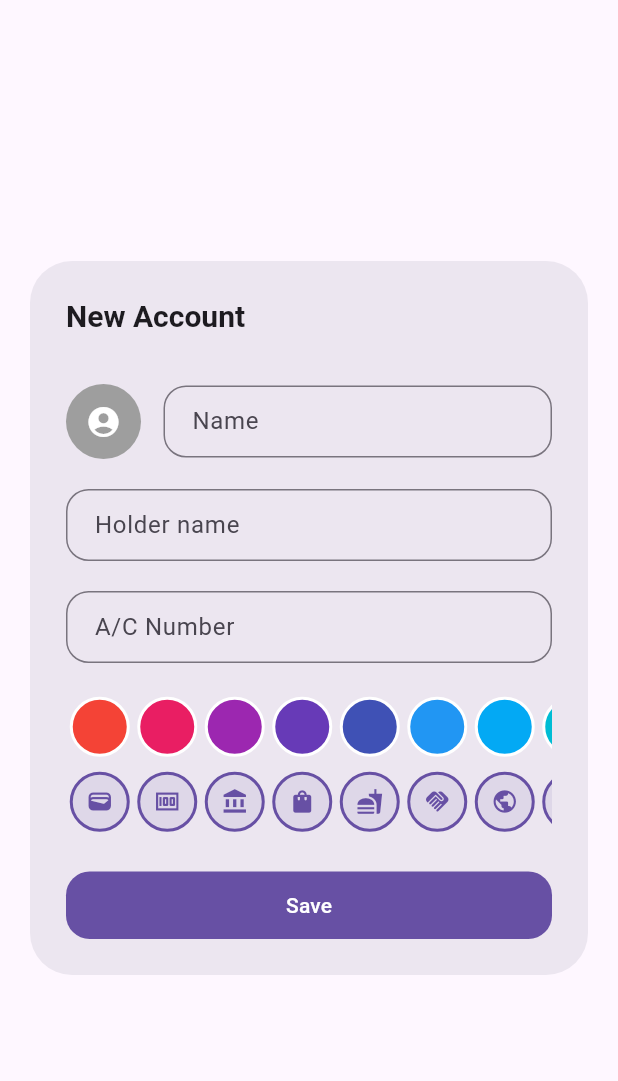
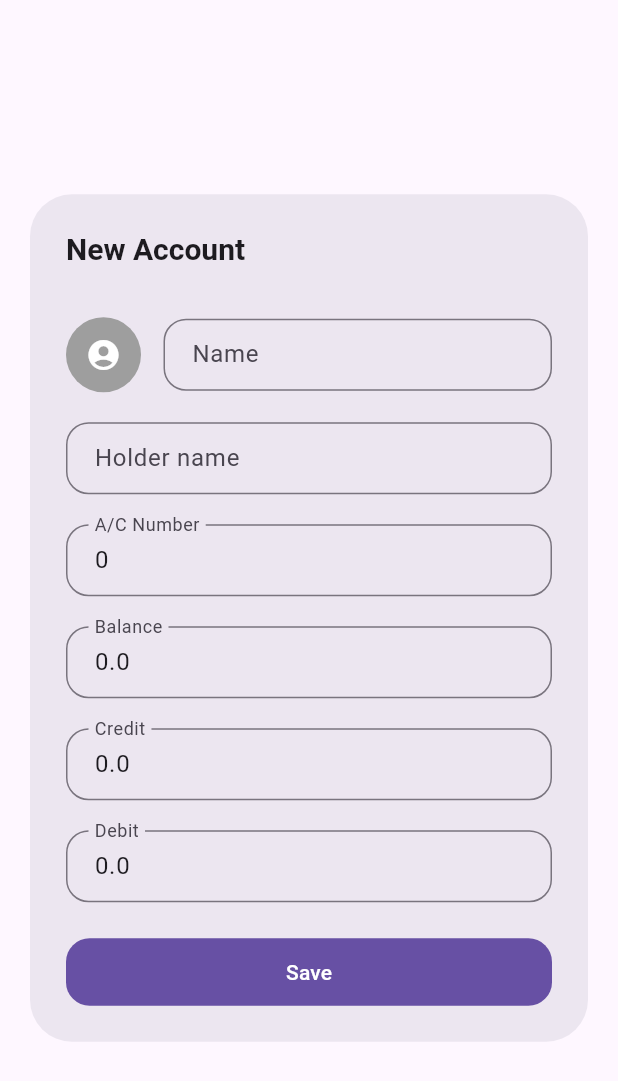
Before and after one commit to mdzh10/FinBot-AI-Powered-Chatbot-For-Personal-Finance-Management, a Flutter app: the AccountForm widget shown alone on an empty page, opened directly, on a phone screen of 412 x 824 dp. Shown: the top 1081 px of the screen. Run offline on Flutter 3.47's test engine with Material 3 defaults, Android fonts, the phone set to English and light mode, and no system bars; our stand-ins replace flutter_bloc, material_symbols_icons, shared_preferences; missing offline and left inert: currency_picker, events_emitter; accounts and stored records are empty; network calls fail.

Commit message:
loader added in account screen

```diff
--- a/frontend/lib/authentication/Register.dart
+++ b/frontend/lib/authentication/Register.dart
@@ -34,7 +34,7 @@ class _RegisterPageState extends State<RegisterPage> {
       _message = null;
     });
 
-    const url = 'http://192.168.1.33:8000/auth/signup';
+    const url = 'http://192.168.1.34:8000/auth/signup';
 
     try {
       final response = await http.post(
--- a/frontend/lib/authentication/SignInPage.dart
+++ b/frontend/lib/authentication/SignInPage.dart
@@ -30,7 +30,7 @@ class _SigninPageState extends State<SigninPage> {
       _message = null;
     });
 
-    const url = 'http://192.168.1.33:8000/auth/login';  // Replace with your deployed API URL
+    const url = 'http://192.168.1.34:8000/auth/login';  // Replace with your deployed API URL
 
     try {
       final response = await http.post(
--- a/frontend/lib/models/Account.dart
+++ b/frontend/lib/models/Account.dart
@@ -1,19 +1,45 @@
+enum AccountType { bank, cash }
+
+extension AccountTypeExtension on AccountType {
+  static AccountType fromString(String type) {
+    switch (type) {
+      case 'bank':
+        return AccountType.bank;
+      case 'cash':
+        return AccountType.cash;
+      default:
+        throw ArgumentError('Unknown AccountType: $type');
+    }
+  }
+
+  String toJson() {
+    switch (this) {
+      case AccountType.bank:
+        return 'bank';
+      case AccountType.cash:
+        return 'cash';
+    }
+  }
+}
+
 class Account {
   int? id;
-  String name;
-  String holderName;
-  String accountNumber;
-  bool? isDefault;
+  int? userId;
+  AccountType? accountType;
+  String? bankName;
+  String? accountName;
+  int? accountNumber;
   double? balance;
   double? credit;
   double? debit;
 
   Account({
     this.id,
-    required this.name,
-    required this.holderName,
-    required this.accountNumber,
-    this.isDefault,
+    this.userId,
+    this.accountType,
+    this.bankName,
+    this.accountName,
+    this.accountNumber,
     this.credit,
     this.debit,
     this.balance,
@@ -21,10 +47,11 @@ class Account {
 
   factory Account.fromJson(Map<String, dynamic> data) => Account(
     id: data["id"],
-    name: data["name"],
-    holderName: data["holderName"] ?? "",
-    accountNumber: data["accountNumber"] ?? "",
-    isDefault: data["isDefault"] == 1 ? true : false,
+    userId: data["user_id"],
+    accountType: AccountTypeExtension.fromString(data["account_type"]),
+    bankName: data["bank_name"] ?? "",
+    accountName: data["account_name"] ?? "",
+    accountNumber: data["account_number"] ?? 0,
     credit: (data["credit"] ?? 0).toDouble(),
     debit: (data["debit"] ?? 0).toDouble(),
     balance: (data["balance"] ?? 0).toDouble(),
@@ -32,10 +59,11 @@ class Account {
 
   Map<String, dynamic> toJson() => {
     "id": id,
-    "name": name,
-    "holderName": holderName,
-    "accountNumber": accountNumber,
-    "isDefault": (isDefault ?? false) ? 1 : 0,
+    "user_id": userId,
+    "account_type": accountType?.toJson(),
+    "bank_name": bankName,
+    "account_name": accountName,
+    "account_number": accountNumber,
     "credit": credit,
     "debit": debit,
     "balance": balance,
--- a/frontend/lib/screens/home/home.screen.dart
+++ b/frontend/lib/screens/home/home.screen.dart
@@ -81,7 +81,7 @@ class _HomeScreenState extends State<HomeScreen> {
 
 
     final url = Uri.parse(
-        'http://192.168.1.33:8000/dashboard/$userId?start_date=${_range.start}&end_date=${_range.end}');
+        'http://192.168.1.34:8000/dashboard/$userId?start_date=${_range.start}&end_date=${_range.end}');
 
     try {
       final responseDashboard = await http.get(url);
@@ -97,7 +97,7 @@ class _HomeScreenState extends State<HomeScreen> {
       print('Error: $e');
     }
 
-      final String apiUrl = "http://192.168.1.33:8000/account/"+userId.toString();
+      final String apiUrl = "http://192.168.1.34:8000/account/"+userId.toString();
       final response = await http.get(
         Uri.parse(apiUrl),
         headers: {"Content-Type": "application/json"},
--- a/frontend/lib/screens/home/widgets/account_slider.dart
+++ b/frontend/lib/screens/home/widgets/account_slider.dart
@@ -71,8 +71,8 @@ class _AccountSlider extends State<AccountsSlider>{
                                   Column(
                                     crossAxisAlignment: CrossAxisAlignment.start,
                                     children: [
-                                      Text(account.holderName, style: Theme.of(context).textTheme.bodyLarge?.apply(color: Colors.white.withOpacity(1), fontWeightDelta: 2),),
-                                      Text(account.name, style: Theme.of(context).textTheme.bodySmall?.apply(color: Colors.white.withOpacity(0.5)), textAlign: TextAlign.center,),
+                                      Text(account.accountName == null ? "" : account.accountName.toString(), style: Theme.of(context).textTheme.bodyLarge?.apply(color: Colors.white.withOpacity(1), fontWeightDelta: 2),),
+                                      Text(account.bankName == null ? "" : account.bankName.toString(), style: Theme.of(context).textTheme.bodySmall?.apply(color: Colors.white.withOpacity(0.5)), textAlign: TextAlign.center,),
                                     ],
                                   ),
                                   const Expanded(child:SizedBox()),
--- a/frontend/lib/widgets/buttons/button.dart
+++ b/frontend/lib/widgets/buttons/button.dart
@@ -13,7 +13,6 @@ class AppButton extends StatelessWidget{
   final double? height;
   final double? width;
   final String? label;
-  final IconData? icon;
   final Color? color;
   final BorderRadius? borderRadius;
   final VoidCallback? onPressed;
@@ -26,7 +25,6 @@ class AppButton extends StatelessWidget{
   const AppButton({
     super.key,
     this.label,
-    this.icon,
     this.color,
     this.onPressed,
     this.onLongPress,
@@ -91,9 +89,9 @@ class AppButton extends StatelessWidget{
     double paddingStart = dimension*0.6;
     double paddingEnd = dimension*0.6;
 
-    if(icon != null){
-      paddingStart = dimension*0.5;
-    }
+    // if(icon != null){
+    //   paddingStart = dimension*0.5;
+    // }
     EdgeInsets padding = EdgeInsets.only(left: paddingStart, right: paddingEnd);
     if(width != null){
       padding = EdgeInsets.zero;
@@ -132,8 +130,8 @@ class AppButton extends StatelessWidget{
                   mainAxisAlignment: MainAxisAlignment.center,
                   crossAxisAlignment: CrossAxisAlignment.center,
                   children: [
-                    icon != null ? Icon(icon, color: typoColor, size: iconSize ?? (dimension - (dimension*(55/100))),) : const SizedBox(),
-                    icon != null && label!= null ? SizedBox(width: dimension*0.3,) : const SizedBox(),
+                    // icon != null ? Icon(icon, color: typoColor, size: iconSize ?? (dimension - (dimension*(55/100))),) : const SizedBox(),
+                    // icon != null && label!= null ? SizedBox(width: dimension*0.3,) : const SizedBox(),
                     label!= null ?Text(label??"" ,style: TextStyle(color: typoColor).merge(labelStyle),): const SizedBox()
                   ],
                 ),
--- a/frontend/lib/widgets/dialog/account_form.dialog.dart
+++ b/frontend/lib/widgets/dialog/account_form.dialog.dart
@@ -1,13 +1,10 @@
-import 'package:fintracker/dao/account_dao.dart';
-import 'package:fintracker/events.dart';
-import 'package:fintracker/model/account.model.dart';
-import 'package:fintracker/widgets/buttons/button.dart';
+import 'dart:convert';
+
 import 'package:flutter/material.dart';
-
-
-import '../../data/icons.dart';
+import 'package:http/http.dart' as http;
 import '../../models/Account.dart';
 import '../buttons/button.dart';
+
 typedef Callback = void Function();
 
 class AccountForm extends StatefulWidget {
@@ -20,54 +17,84 @@ class AccountForm extends StatefulWidget {
   @override
   State<StatefulWidget> createState() => _AccountForm();
 }
-class _AccountForm extends State<AccountForm>{
-  final AccountDao _accountDao = AccountDao();
+
+class _AccountForm extends State<AccountForm> {
   Account? _account;
+  bool _isSaving = false; // Loading state variable
+
   @override
   void initState() {
     super.initState();
-    if(widget.account != null){
+    if (widget.account != null) {
       _account = Account(
         id: widget.account!.id,
-          name: widget.account!.name,
-          holderName: widget.account!.holderName,
-          accountNumber: widget.account!.accountNumber
+        userId: widget.userId,
+        accountName: widget.account!.accountName,
+        accountNumber: widget.account!.accountNumber,
+        accountType: widget.account!.accountType,
+        balance: widget.account!.balance,
+        debit: widget.account!.debit,
+        credit: widget.account!.credit,
       );
     } else {
       _account = Account(
-          name: "",
-          holderName: "",
-          accountNumber: "",
+        userId: widget.userId,
+        accountName: "",
+        accountNumber: 0,
+        accountType: AccountType.bank,
+        debit: 0,
+        balance: 0,
+        credit: 0,
       );
     }
   }
 
+  void onSave(context) async {
+    setState(() {
+      _isSaving = true; // Show loading indicator
+    });
 
-  //
+    try {
+      final url = _account?.id == null
+          ? Uri.parse('http://192.168.1.34:8000/account/create')
+          : Uri.parse('http://192.168.1.34:8000/account/update');
 
-  //
+      final response = await http.post(
+        url,
+        headers: {"Content-Type": "application/json"},
+        body: jsonEncode(_account?.toJson()),
+      );
 
-  void onSave (context) async{
-    if(_account?.id != null) {
-      final url = Uri.parse('http://192.168.1.33:8000/account/accounts/userId=${widget.userId}');
+      if (response.statusCode == 200) {
+        print("Account saved successfully: ${jsonDecode(response.body)}");
+      } else {
+        print("Failed to save account: ${response.body}");
+        throw Exception("Failed to save account");
       }
-    await _accountDao.upsert(_account!);
-    if(widget.onSave != null) {
+
+      if (widget.onSave != null) {
         widget.onSave!();
       }
       Navigator.pop(context);
+    } catch (e) {
+      print("Error: $e");
+    } finally {
+      setState(() {
+        _isSaving = false; // Hide loading indicator
+      });
+    }
   }
 
-  void pickIcon(context)async {
-
-  }
   @override
   Widget build(BuildContext context) {
-    if(_account == null ){
+    if (_account == null) {
       return const CircularProgressIndicator();
     }
     return AlertDialog(
-      title: Text(widget.account!=null?"Edit Account":"New Account", style: const TextStyle(fontSize: 20, fontWeight: FontWeight.w600),),
+      title: Text(
+        widget.account != null ? "Edit Account" : "New Account",
+        style: const TextStyle(fontSize: 20, fontWeight: FontWeight.w600),
+      ),
       scrollable: true,
       insetPadding: const EdgeInsets.all(20),
       content: SizedBox(
@@ -75,162 +102,167 @@ class _AccountForm extends State<AccountForm>{
         child: Column(
           mainAxisSize: MainAxisSize.min,
           children: [
-              const SizedBox(height: 15,),
+            const SizedBox(height: 15),
             Row(
               crossAxisAlignment: CrossAxisAlignment.center,
               mainAxisAlignment: MainAxisAlignment.center,
               children: [
-
                 Container(
                   height: 50,
                   width: 50,
                   decoration: BoxDecoration(
                     color: Colors.grey,
-                        borderRadius: BorderRadius.circular(40)
+                    borderRadius: BorderRadius.circular(40),
                   ),
                   alignment: Alignment.center,
-                    child: Icon(Icons.account_circle, color: Colors.white,),
+                  child: const Icon(
+                    Icons.account_circle,
+                    color: Colors.white,
                   ),
-                  const SizedBox(width: 15,),
+                ),
+                const SizedBox(width: 15),
                 Expanded(
                   child: TextFormField(
-                        initialValue: _account!.name,
+                    initialValue: _account!.accountName,
                     decoration: InputDecoration(
                       labelText: 'Name',
                       hintText: 'Account name',
-                            border: OutlineInputBorder(borderRadius: BorderRadius.circular(15),),
-                            contentPadding: const EdgeInsets.symmetric(vertical: 12, horizontal: 15)
+                      border: OutlineInputBorder(
+                        borderRadius: BorderRadius.circular(15),
                       ),
-                        onChanged: (String text){
+                      contentPadding: const EdgeInsets.symmetric(
+                          vertical: 12, horizontal: 15),
+                    ),
+                    onChanged: (String text) {
                       setState(() {
-                            _account!.name = text;
-                          });
-                        },
-                      )
-                  )
-                ],
-              ),
-              Container(
-                padding: const EdgeInsets.only(bottom: 20, top: 20),
-                child: TextFormField(
-                  decoration: InputDecoration(
-                      labelText: 'Holder name',
-                      hintText: 'Enter account holder name',
-                      border: OutlineInputBorder(borderRadius: BorderRadius.circular(15),),
-                      contentPadding: const EdgeInsets.symmetric(vertical: 12, horizontal: 15)
-                  ),
-                  initialValue: _account!.holderName,
-                  onChanged: (text){
-                    setState(() {
-                      _account!.holderName = text;
+                        _account!.accountName = text;
                       });
                     },
                   ),
                 ),
-
-              Container(
-                padding: const EdgeInsets.only(bottom: 20,),
-                child: TextFormField(
+              ],
+            ),
+            const SizedBox(height: 20),
+            TextFormField(
+              initialValue: _account!.accountName,
+              decoration: InputDecoration(
+                labelText: 'Holder name',
+                hintText: 'Enter account holder name',
+                border: OutlineInputBorder(
+                  borderRadius: BorderRadius.circular(15),
+                ),
+                contentPadding:
+                const EdgeInsets.symmetric(vertical: 12, horizontal: 15),
+              ),
+              onChanged: (text) {
+                setState(() {
+                  _account!.accountName = text;
+                });
+              },
+            ),
+            const SizedBox(height: 20),
+            TextFormField(
+              initialValue: _account!.accountNumber.toString(),
               decoration: InputDecoration(
                 labelText: 'A/C Number',
                 hintText: 'Enter account number',
-                      border: OutlineInputBorder(borderRadius: BorderRadius.circular(15),),
-                      contentPadding: const EdgeInsets.symmetric(vertical: 12, horizontal: 15)
+                border: OutlineInputBorder(
+                  borderRadius: BorderRadius.circular(15),
                 ),
-                  initialValue: _account!.accountNumber,
-                  onChanged: (text){
+                contentPadding:
+                const EdgeInsets.symmetric(vertical: 12, horizontal: 15),
+              ),
+              onChanged: (text) {
+                int? newAccNo = int.tryParse(text);
                 setState(() {
-                      _account!.accountNumber = text;
+                  _account!.accountNumber = newAccNo ?? 0;
                 });
               },
             ),
+            const SizedBox(height: 20),
+            TextFormField(
+              initialValue: _account!.balance.toString(),
+              decoration: InputDecoration(
+                labelText: 'Balance',
+                hintText: 'Enter balance',
+                border: OutlineInputBorder(
+                  borderRadius: BorderRadius.circular(15),
                 ),
-
-              //Color picker
-              SizedBox(
-                height: 45,
-                width: double.infinity,
-                child: ListView.builder(
-                    scrollDirection: Axis.horizontal,
-                    itemCount: Colors.primaries.length,
-                    itemBuilder: (BuildContext context, index)=>
-                        Container(
-                          width: 45,
-                          height: 45,
-                          padding: const EdgeInsets.symmetric(horizontal: 2.5, vertical: 2.5),
-                          child: GestureDetector(
-                              onTap: () {
-                                // setState(() {
-                                //   _account!.color = Colors.primaries[index];
-                                // });
+                contentPadding:
+                const EdgeInsets.symmetric(vertical: 12, horizontal: 15),
+              ),
+              onChanged: (text) {
+                double? newBalance = double.tryParse(text);
+                setState(() {
+                  _account!.balance = newBalance ?? 0;
+                });
               },
-                              child:  Container(
-                                decoration: BoxDecoration(
-                                    color: Colors.primaries[index],
-                                    borderRadius: BorderRadius.circular(40),
-                                    border: Border.all(
-                                      width: 2,
-                                      color: Colors.white,
-                                    )
             ),
-                              )
+            const SizedBox(height: 20),
+            TextFormField(
+              initialValue: _account!.credit.toString(),
+              decoration: InputDecoration(
+                labelText: 'Credit',
+                hintText: 'Enter credit',
+                border: OutlineInputBorder(
+                  borderRadius: BorderRadius.circular(15),
                 ),
-                        )
-
+                contentPadding:
+                const EdgeInsets.symmetric(vertical: 12, horizontal: 15),
+              ),
+              onChanged: (text) {
+                double? newCredit = double.tryParse(text);
+                setState(() {
+                  _account!.credit = newCredit ?? 0;
+                });
+              },
+            ),
+            const SizedBox(height: 20),
+            TextFormField(
+              initialValue: _account!.debit.toString(),
+              decoration: InputDecoration(
+                labelText: 'Debit',
+                hintText: 'Enter debit',
+                border: OutlineInputBorder(
+                  borderRadius: BorderRadius.circular(15),
+                ),
+                contentPadding:
+                const EdgeInsets.symmetric(vertical: 12, horizontal: 15),
+              ),
+              onChanged: (text) {
+                double? newDebit = double.tryParse(text);
+                setState(() {
+                  _account!.debit = newDebit ?? 0;
+                });
+              },
+            ),
+          ],
         ),
       ),
-              const SizedBox(height: 5,),
-
-              //Icon picker
-              SizedBox(
-                height: 45,
-                width: double.infinity,
-                child: ListView.builder(
-                    scrollDirection: Axis.horizontal,
-                    itemCount: AppIcons.icons.length,
-                    itemBuilder: (BuildContext context, index)=>Container(
-                        width: 45,
-                        height: 45,
-                        padding: const EdgeInsets.symmetric(horizontal: 2.5, vertical: 2.5),
-                        child: GestureDetector(
-                            onTap: () {
-                              // setState(() {
-                              //   _account!.icon = AppIcons.icons[index];
-                              // });
-                            },
-                            child:  Container(
-                              height: 50,
-                              width: 50,
-                              decoration: BoxDecoration(
-                                  color: Theme.of(context).colorScheme.primary.withOpacity(0.1),
-                                  borderRadius: BorderRadius.circular(40),
-                                  border: Border.all(
-                                      color: Theme.of(context).colorScheme.primary,
-                                      width: 2
-                                  )
-                              ),
-                              child:Icon(AppIcons.icons[index], color: Theme.of(context).colorScheme.primary, size: 18,),
-                            )
-                        )
-                    )
-
-                ),
-              ),
-            ],
-          )
-      ),
       actions: [
+        Stack(
+          alignment: Alignment.center,
+          children: [
             AppButton(
               height: 45,
               isFullWidth: true,
-          onPressed: (){
+              onPressed: _isSaving
+                  ? null // Disable button when saving
+                  : () {
                 onSave(context);
               },
               color: Theme.of(context).colorScheme.primary,
               label: "Save",
-        )
+            ),
+            if (_isSaving) // Show loading indicator when saving
+              Positioned(
+                child: CircularProgressIndicator(
+                  color: Colors.white, // Optional: change color for visibility
+                ),
+              ),
+          ],
+        ),
       ],
     );
   }
-
 }
--- a/frontend/lib/widgets/dialog/confirm.modal.dart
+++ b/frontend/lib/widgets/dialog/confirm.modal.dart
@@ -28,7 +28,7 @@ class ConfirmModal extends StatelessWidget{
                 child: AppButton(
                     label: "No",
                     onPressed: onCancel,
-                    color: Theme.of(context).colorScheme.primary,
+                    // color: Theme.of(context).colorScheme.primary,
                     type: AppButtonType.outlined
                 )
             ),
```
Also changed, not shown: frontend/lib/screens/accounts/accounts.screen.dart (+111 -66 lines), 1 other file. Lines whose indentation alone changed are shown as unchanged.
